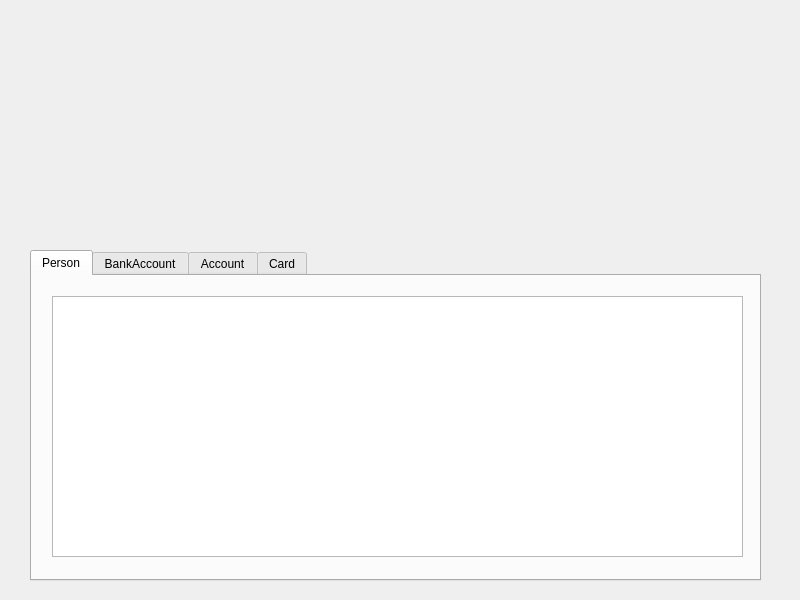
Above: adminwindow.ui from oleksa-oleksa/Coffee_Vending_Machine_Project before the change. Below: the same form after it.
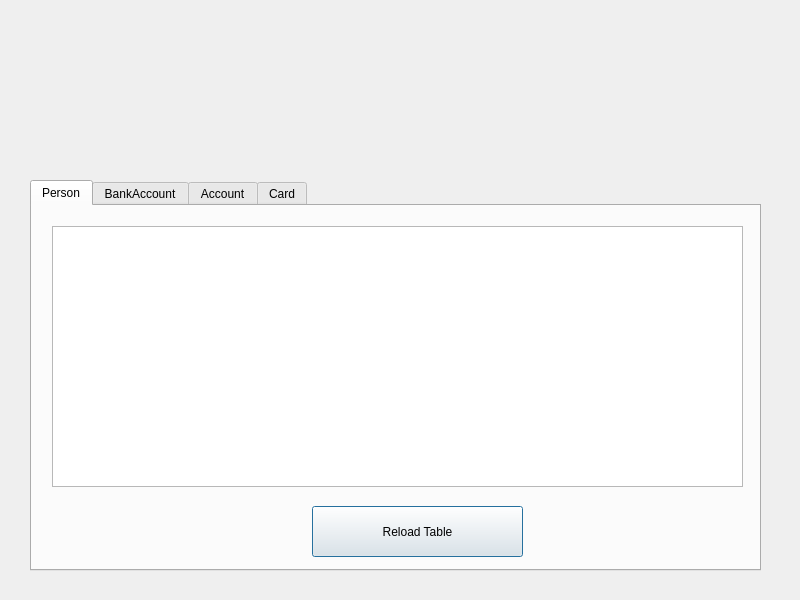
That is the form after the change. The open tabs and pages were chosen to show the change.

Commit message: Reload Tables with pushButton, AdminWindow in Progress. TODO: Buttons to modify some objects.

Patch:
```diff
--- a/adminwindow.ui
+++ b/adminwindow.ui
@@ -17,9 +17,9 @@
    <property name="geometry">
     <rect>
      <x>30</x>
-     <y>250</y>
+     <y>180</y>
      <width>731</width>
-     <height>331</height>
+     <height>391</height>
     </rect>
    </property>
    <property name="tabPosition">
@@ -60,9 +60,22 @@
       <enum>QAbstractItemView::SelectRows</enum>
      </property>
      <attribute name="horizontalHeaderVisible">
-      <bool>true</bool>
+      <bool>false</bool>
      </attribute>
     </widget>
+    <widget class="QPushButton" name="buttonReloadPersonTable">
+     <property name="geometry">
+      <rect>
+       <x>280</x>
+       <y>300</y>
+       <width>211</width>
+       <height>51</height>
+      </rect>
+     </property>
+     <property name="text">
+      <string>Reload Table</string>
+     </property>
+    </widget>
    </widget>
    <widget class="QWidget" name="tabBankAccount">
     <attribute name="title">
```
Left out of the diff: 41 changed lines with no effect on the pictures. The commit also changes 2 other files.
